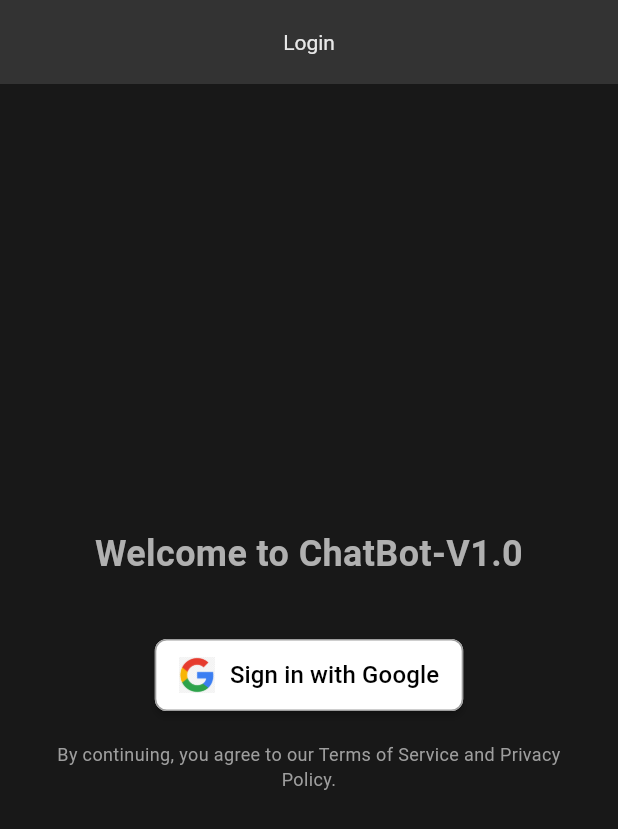
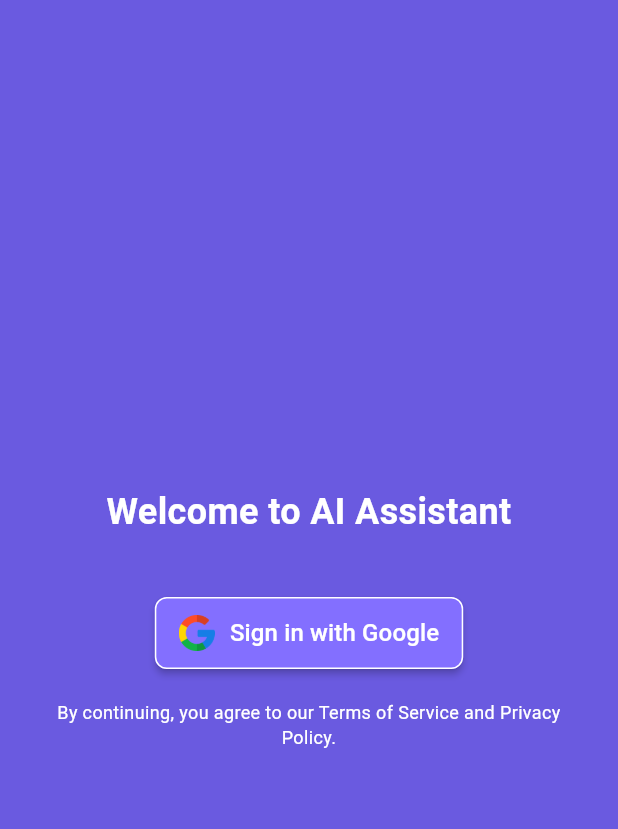
Before and after one commit to KapilbhaiGohil/PersonalAssistantChatBot, a Flutter app: the screen it shows after launch, on a phone screen of 412 x 824 dp. Shown: the top 829 px of the screen. Run offline on Flutter 3.47's test engine with Material 3 defaults, Android fonts, the phone set to English and light mode, and no system bars; our stand-ins replace awesome_notifications, firebase_auth, firebase_core, flutter_secure_storage, google_sign_in, timezone; accounts and stored records are empty; project files that could hold a hidden picture were left out.

```diff
--- a/chatbot_ui/lib/main.dart
+++ b/chatbot_ui/lib/main.dart
@@ -1,4 +1,5 @@
 // main.dart
+import 'package:awesome_notifications/awesome_notifications.dart';
 import 'package:flutter/material.dart';
 import 'package:firebase_core/firebase_core.dart';
 import 'package:firebase_auth/firebase_auth.dart';
--- a/chatbot_ui/lib/screens/login.dart
+++ b/chatbot_ui/lib/screens/login.dart
@@ -32,23 +32,19 @@ class _LoginScreenState extends State<LoginScreen> {
     });
 
     try {
-      // Trigger Google Sign-In
       final GoogleSignInAccount? googleUser = await _googleSignIn.signIn();
       if (googleUser == null) {
         throw Exception('Sign-in aborted by user.');
       }
 
-      // Obtain authentication details
       final GoogleSignInAuthentication googleAuth = await googleUser.authentication;
       final AuthCredential credential = GoogleAuthProvider.credential(
         accessToken: googleAuth.accessToken,
         idToken: googleAuth.idToken,
       );
 
-      // Sign in to Firebase
       final UserCredential userCredential = await _auth.signInWithCredential(credential);
 
-      // Store the access token and expiry time
       String? accessToken = googleAuth.accessToken;
       String expiryTime = DateTime.now().add(const Duration(seconds: 3600)).toIso8601String();
 
@@ -62,7 +58,6 @@ class _LoginScreenState extends State<LoginScreen> {
         );
       }
     } catch (e) {
-      // Handle errors
       if (mounted) {
         ScaffoldMessenger.of(context).showSnackBar(
           SnackBar(
@@ -83,10 +78,7 @@ class _LoginScreenState extends State<LoginScreen> {
   @override
   Widget build(BuildContext context) {
     return Scaffold(
-      appBar: AppBar(
-        title: const Text("Login"),
-        centerTitle: true,
-      ),
+      backgroundColor: const Color(0xFF6A5AE0),
       body: Center(
         child: Padding(
           padding: const EdgeInsets.symmetric(horizontal: 30.0),
@@ -94,25 +86,27 @@ class _LoginScreenState extends State<LoginScreen> {
             mainAxisAlignment: MainAxisAlignment.center,
             children: [
               const Text(
-                'Welcome to ChatBot-V1.0',
+                'Welcome to AI Assistant',
                 style: TextStyle(
                   fontSize: 24,
                   fontWeight: FontWeight.bold,
+                  color: Colors.white,
                 ),
                 textAlign: TextAlign.center,
               ),
               const SizedBox(height: 40),
               _isLoading
-                  ? const CircularProgressIndicator()
+                  ? const CircularProgressIndicator(
+                valueColor: AlwaysStoppedAnimation<Color>(Colors.white),
+              )
                   : ElevatedButton(
                 onPressed: signInWithGoogle,
                 style: ElevatedButton.styleFrom(
-                  backgroundColor: Colors.white,
-                  padding: const EdgeInsets.symmetric(
-                      vertical: 12, horizontal: 16),
+                  backgroundColor: const Color(0xFF836FFF),
+                  padding: const EdgeInsets.symmetric(vertical: 12, horizontal: 16),
                   shape: RoundedRectangleBorder(
                     borderRadius: BorderRadius.circular(8),
-                    side: const BorderSide(color: Colors.grey),
+                    side: const BorderSide(color: Colors.white),
                   ),
                   elevation: 2,
                 ),
@@ -130,7 +124,7 @@ class _LoginScreenState extends State<LoginScreen> {
                       style: TextStyle(
                         fontSize: 16,
                         fontWeight: FontWeight.w500,
-                        color: Colors.black,
+                        color: Colors.white,
                       ),
                     ),
                   ],
@@ -141,7 +135,7 @@ class _LoginScreenState extends State<LoginScreen> {
                 'By continuing, you agree to our Terms of Service and Privacy Policy.',
                 style: TextStyle(
                   fontSize: 12,
-                  color: Colors.grey,
+                  color: Colors.white,
                 ),
                 textAlign: TextAlign.center,
               ),
```
Also changed, not shown: chatbot_ui/lib/screens/home.dart (+9 -5 lines), chatbot_ui/lib/services/api.dart (+19 -0 lines), chatbot_ui/lib/services/notification.dart (+7 -28 lines), chatbot_ui/lib/assets/google.png, 2 other files.
